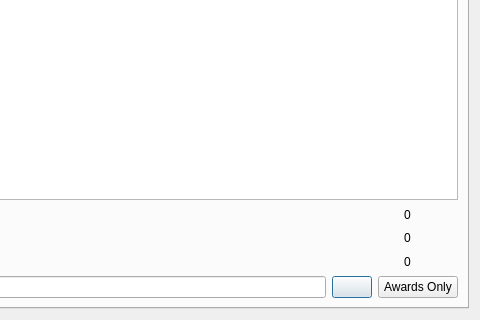
Old version of the form Velocity/gameadderdialog.ui in the repository hetelek/Velocity; both pictures show x 95 to 575 and y 157 to 477 of the 575 by 477 pixel window.
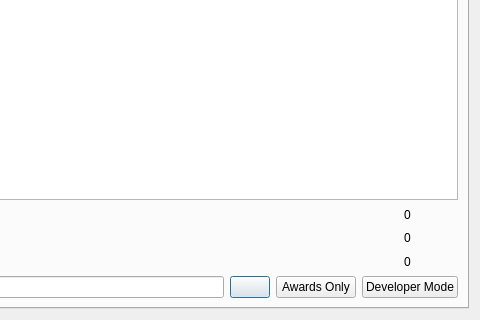
New version of the form. Icons and pictures are not drawn.

Commit message: Added 'Developer Mode' option

Patch:
```diff
--- a/Velocity/gameadderdialog.ui
+++ b/Velocity/gameadderdialog.ui
@@ -267,6 +267,20 @@
              </property>
             </widget>
            </item>
+           <item>
+            <widget class="QPushButton" name="pushButton_3">
+             <property name="text">
+              <string>Developer Mode</string>
+             </property>
+             <property name="icon">
+              <iconset resource="Resources.qrc">
+               <normaloff>:/Images/hammer.png</normaloff>:/Images/hammer.png</iconset>
+             </property>
+             <property name="checkable">
+              <bool>true</bool>
+             </property>
+            </widget>
+           </item>
           </layout>
          </item>
         </layout>
```
The commit also changes 2 other files.
